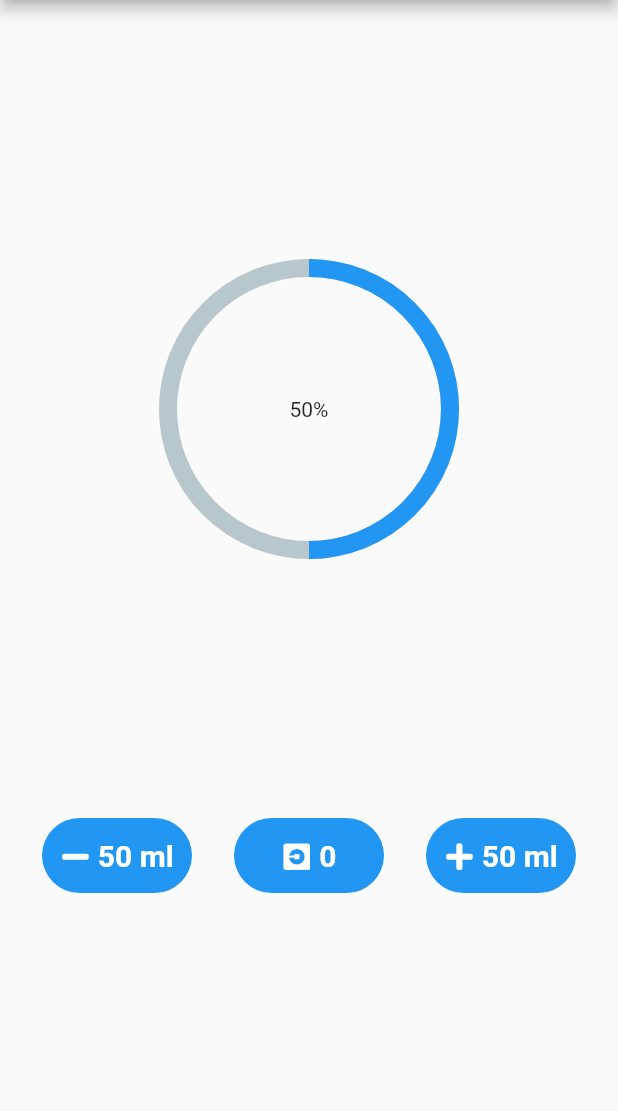
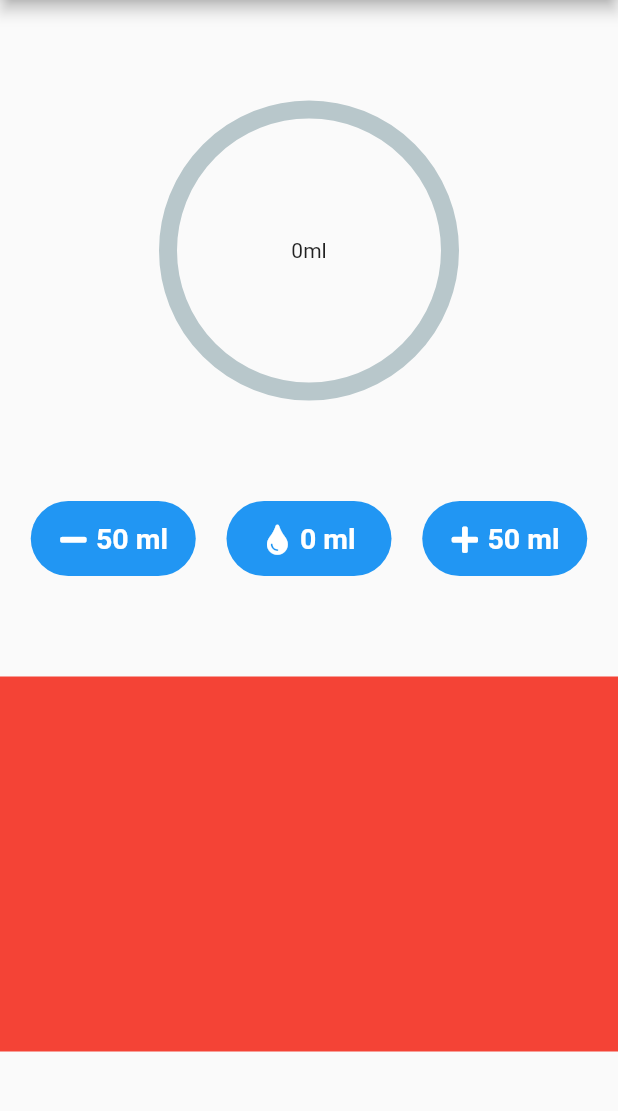
Before and after one commit to wojtek717/drink-keeper, a Flutter app: the screen it shows after launch, after a tap on "50 ml", on a phone screen of 412 x 824 dp, the part 84-1195 px from its top. Run offline on Flutter 3.47's test engine with Material 2 defaults, Android fonts, the phone set to English and light mode, and no system bars; drawn by our look-alikes of percent_indicator; our stand-ins replace font_awesome_flutter.

```diff
--- a/lib/CircularIconButton.dart
+++ b/lib/CircularIconButton.dart
@@ -22,7 +22,7 @@ class CircularIconButton extends StatelessWidget {
     return RawMaterialButton(
       onPressed: onTap,
       constraints: BoxConstraints.tightFor(
-        width: 100.0,
+        width: 110.0,
         height: 50.0,
       ),
       shape: RoundedRectangleBorder(
--- a/lib/constants.dart
+++ b/lib/constants.dart
@@ -4,7 +4,7 @@ const kMainColor = Colors.blue;
 const kMainSplashColor = Colors.blueGrey;
 
 const kCircularIconButtonTextStyle = TextStyle(
-    fontSize: 20.0,
+    fontSize: 19.0,
     color: Colors.white,
     fontWeight: FontWeight.bold
 );
--- a/lib/water_screen.dart
+++ b/lib/water_screen.dart
@@ -2,6 +2,7 @@ import 'package:flutter/material.dart';
 import 'package:percent_indicator/percent_indicator.dart';
 import 'package:font_awesome_flutter/font_awesome_flutter.dart';
 import 'package:drink_keeper/CircularIconButton.dart';
+import 'DrinkEvent.dart';
 
 class WaterScreen extends StatefulWidget {
   @override
@@ -9,8 +10,21 @@ class WaterScreen extends StatefulWidget {
 }
 
 class _WaterScreenState extends State<WaterScreen> {
+  int waterAmount = 0;
+  int drinkWaterAmount = 0;
+  int goalAmount = 2000;
 
-  int waterAmount = 0;
+  List<DrinkEvent> drinks = new List();
+
+  var now = new DateTime.now().day;
+
+  double _getProgressPercent() {
+    if (waterAmount >= goalAmount) {
+      return 1.0;
+    } else {
+      return (waterAmount / goalAmount);
+    }
+  }
 
   @override
   Widget build(BuildContext context) {
@@ -27,8 +41,8 @@ class _WaterScreenState extends State<WaterScreen> {
               child: CircularPercentIndicator(
                 radius: 200.0,
                 lineWidth: 12.0,
-                percent: 0.5,
-                center: Text('50%'),
+                percent: _getProgressPercent(),
+                center: Text(waterAmount.toString() + 'ml'),
                 progressColor: Colors.blue,
               ),
             ),
@@ -39,27 +53,56 @@ class _WaterScreenState extends State<WaterScreen> {
                   text: '50 ml',
                   onTap: () {
                     setState(() {
-                    if(waterAmount >= 50){
-                      waterAmount -= 50;
+                      if (drinkWaterAmount > waterAmount * -1) {
+                        drinkWaterAmount -= 50;
                       }
                     });
                   },
                   icon: FontAwesomeIcons.minus,
                 ),
                 CircularIconButton(
-                text: waterAmount.toString(),
-                icon: FontAwesomeIcons.uber,
+                  onTap: () {
+                    setState(() {
+                      waterAmount += drinkWaterAmount;
+                      drinks.insert(0, DrinkEvent(
+                          day: DateTime.now().day,
+                          month: DateTime.now().month,
+                          year: DateTime.now().year,
+                          hour: DateTime.now().hour,
+                          minutes: DateTime.now().minute,
+                          drinkWaterAmount: drinkWaterAmount));
+                      drinkWaterAmount = 0;
+                    });
+                  },
+                  text: drinkWaterAmount.toString() + ' ml',
+                  icon: FontAwesomeIcons.tint,
                 ),
                 CircularIconButton(
                   text: '50 ml',
                   icon: FontAwesomeIcons.plus,
-                onTap: (){
+                  onTap: () {
                     setState(() {
-                    waterAmount += 50;
+                      drinkWaterAmount += 50;
                     });
                   },
                 ),
-            ],)
+              ],
+            ),
+            Container(
+              color: Colors.red,
+              height: 250.0,
+              child: ListView.builder(
+                reverse: false,
+                scrollDirection: Axis.vertical,
+                itemCount: drinks.length,
+                  itemBuilder: (BuildContext ctxt, int index) {
+                    return (drinks[index]);
+                  }
+              ),
+            ),
+//          Row(
+//            children: tDrinks,
+//          ),
           ],
         ),
       ),
```
Also changed, not shown: lib/DrinkEvent.dart (added, +39 -0 lines). Lines whose indentation alone changed are shown as unchanged.
